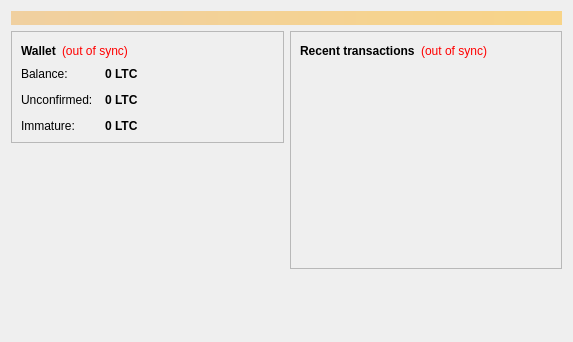
kilocoin/kilocoin, file src/qt/forms/overviewpage.ui: the form before one commit.
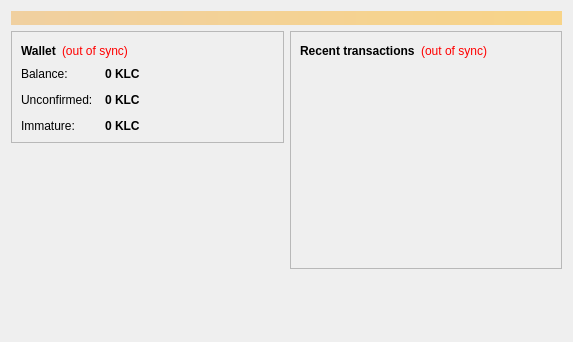
The form after the commit.

```diff
--- a/src/qt/forms/overviewpage.ui
+++ b/src/qt/forms/overviewpage.ui
@@ -122,7 +122,7 @@
                <string>Your current balance</string>
               </property>
               <property name="text">
-               <string notr="true">0 LTC</string>
+               <string notr="true">0 KLC</string>
               </property>
               <property name="textInteractionFlags">
                <set>Qt::LinksAccessibleByMouse|Qt::TextSelectableByKeyboard|Qt::TextSelectableByMouse</set>
@@ -151,7 +151,7 @@
                <string>Total of transactions that have yet to be confirmed, and do not yet count toward the current balance</string>
               </property>
               <property name="text">
-               <string notr="true">0 LTC</string>
+               <string notr="true">0 KLC</string>
               </property>
               <property name="textInteractionFlags">
                <set>Qt::LinksAccessibleByMouse|Qt::TextSelectableByKeyboard|Qt::TextSelectableByMouse</set>
@@ -177,7 +177,7 @@
                <string>Mined balance that has not yet matured</string>
               </property>
               <property name="text">
-               <string notr="true">0 LTC</string>
+               <string notr="true">0 KLC</string>
               </property>
               <property name="textInteractionFlags">
                <set>Qt::LinksAccessibleByMouse|Qt::TextSelectableByKeyboard|Qt::TextSelectableByMouse</set>
```
